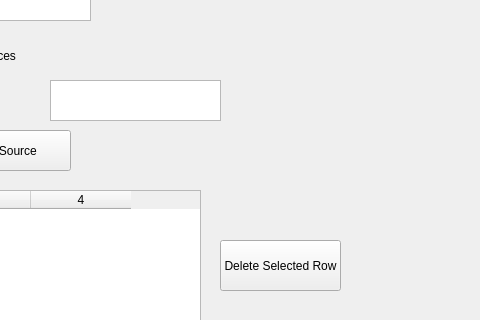
First picture: the form in main_window.ui, repository ObscureOcelotXD/FinanceTracker, before the edit; both pictures show x 330 to 810 and y 90 to 410 of the 1274 by 900 pixel window.
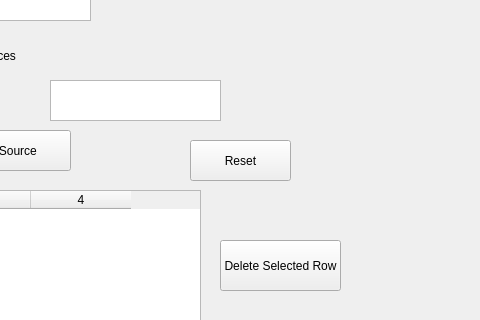
Second picture: the form after the edit.

Commit message: Handling totals with sorting via a reset button

Patch:
```diff
--- a/main_window.ui
+++ b/main_window.ui
@@ -119,6 +119,19 @@
      <string>Delete Selected Row</string>
     </property>
    </widget>
+   <widget class="QPushButton" name="resetButton">
+    <property name="geometry">
+     <rect>
+      <x>520</x>
+      <y>230</y>
+      <width>101</width>
+      <height>41</height>
+     </rect>
+    </property>
+    <property name="text">
+     <string>Reset</string>
+    </property>
+   </widget>
   </widget>
   <widget class="QMenuBar" name="menubar">
    <property name="geometry">
```
The commit also changes 4 other files.
